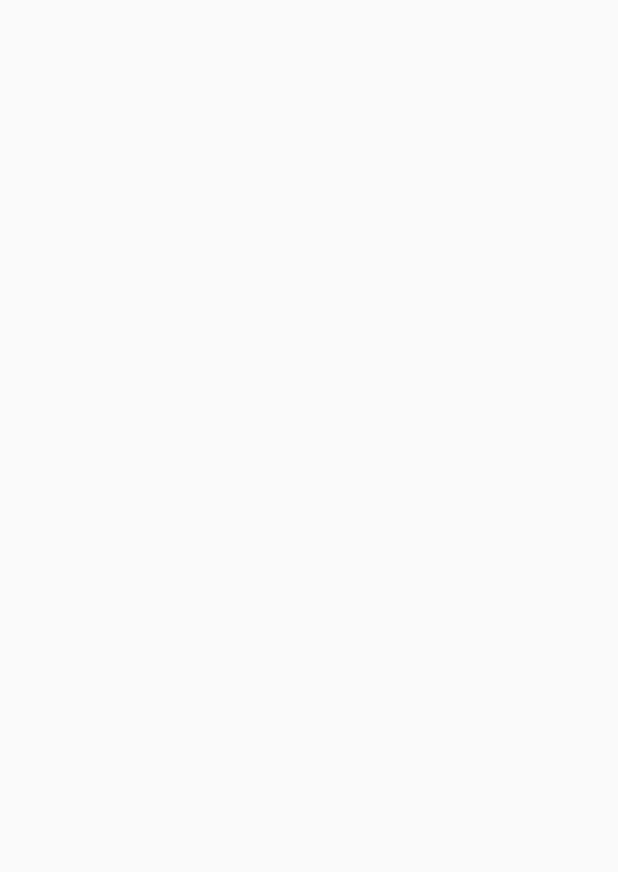
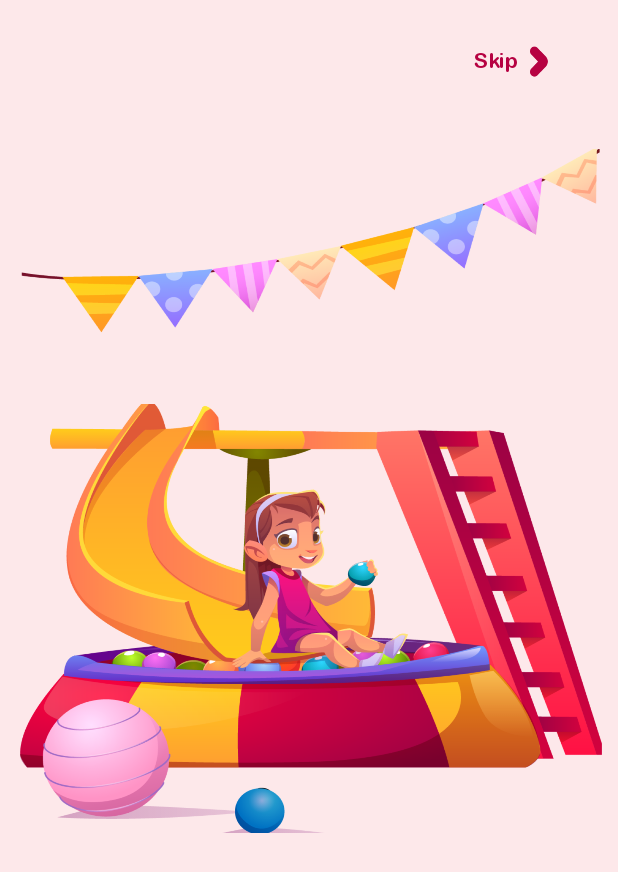
Before and after one commit to emangad99/Play_Kids, an Android app: the screen it shows after launch (Splash), on a phone screen of 412 x 824 dp. Before the commit the part shown is empty. Shown: the top 872 px of the screen. Run offline under Robolectric (Android 15) with nearby library versions, the phone set to English and light mode, and no system bars.

Commit message:
init commit

```diff
--- a/app/src/main/res/layout/activity_splash.xml
+++ b/app/src/main/res/layout/activity_splash.xml
@@ -4,6 +4,63 @@
     xmlns:tools="http://schemas.android.com/tools"
     android:layout_width="match_parent"
     android:layout_height="match_parent"
+    android:background="@color/co2"
     tools:context=".Splash">
 
+    <TextView
+        android:id="@+id/skip"
+        android:layout_width="30dp"
+        android:layout_height="16dp"
+        android:layout_alignParentLeft="true"
+        android:layout_alignParentTop="true"
+        android:layout_marginStart="290dp"
+        android:layout_marginTop="20dp"
+        android:layout_marginEnd="40dp"
+        android:layout_marginBottom="764dp"
+        android:fontFamily="@font/arial_bold"
+        android:gravity="center_horizontal|top"
+        android:text="Skip"
+        android:textColor="@color/co6"
+        android:textSize="14sp"
+        app:layout_constraintBottom_toBottomOf="parent"
+        app:layout_constraintEnd_toEndOf="parent"
+        app:layout_constraintStart_toStartOf="parent"
+        app:layout_constraintTop_toTopOf="parent" />
+
+    <ImageView
+        android:id="@+id/vector"
+        android:layout_width="21dp"
+        android:layout_height="30dp"
+        android:layout_alignParentLeft="true"
+        android:layout_alignParentTop="true"
+        android:layout_marginStart="330dp"
+        android:layout_marginTop="25dp"
+        android:layout_marginEnd="25dp"
+        android:layout_marginBottom="766dp"
+        android:background="@drawable/vvector"
+        app:layout_constraintBottom_toBottomOf="parent"
+        app:layout_constraintEnd_toEndOf="parent"
+        app:layout_constraintStart_toStartOf="parent"
+        app:layout_constraintTop_toTopOf="parent" />
+
+
+
+    <ImageView
+        android:id="@+id/group_41"
+        android:layout_width="388dp"
+        android:layout_height="456dp"
+        android:layout_alignParentLeft="true"
+        android:layout_alignParentTop="true"
+        android:layout_marginStart="-13dp"
+        android:layout_marginTop="87dp"
+        android:layout_marginEnd="-15dp"
+        android:layout_marginBottom="257dp"
+        android:background="@drawable/splah"
+        app:layout_constraintBottom_toBottomOf="parent"
+        app:layout_constraintEnd_toEndOf="parent"
+        app:layout_constraintStart_toStartOf="parent"
+        app:layout_constraintTop_toTopOf="parent" />
+
+
+
 </androidx.constraintlayout.widget.ConstraintLayout>
```
Also changed, not shown: app/src/main/res/drawable/splah.png (added), app/src/main/res/drawable/vvector.png (added), app/src/main/res/font/arial_bold.ttf (added).
